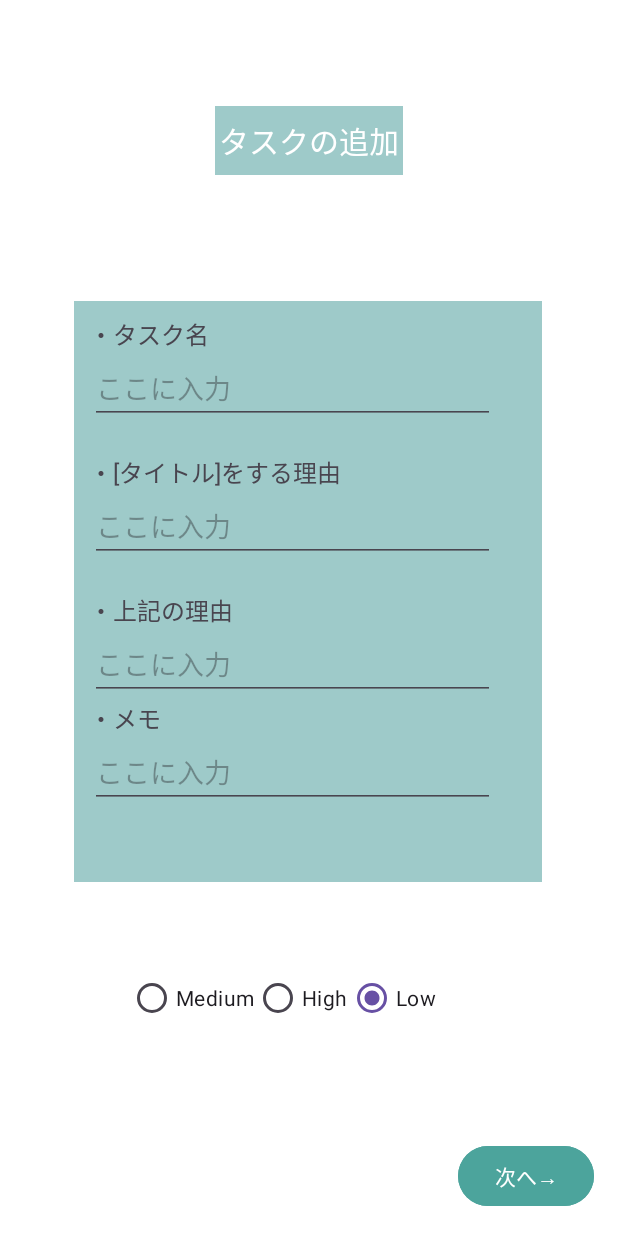
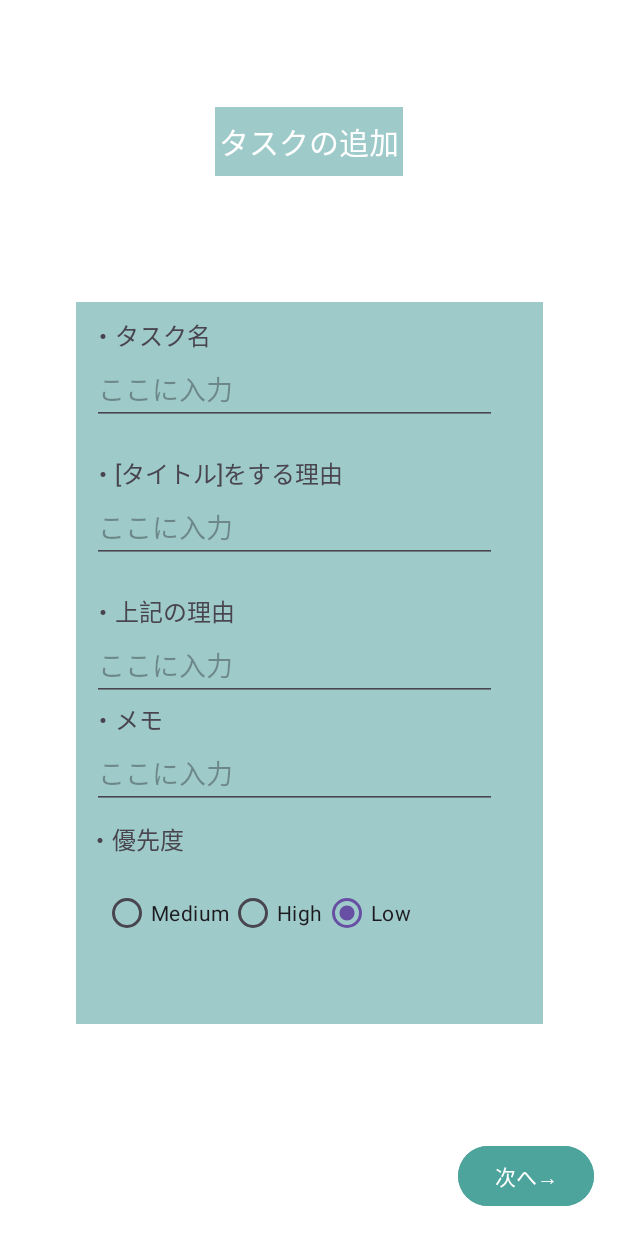
Before and after one commit to SoSatoNITIC/AppBlockTaskList, an Android app: the fragment TaskSettingWan placed in its activity, on a phone screen of 412 x 824 dp. Run offline under Robolectric (Android 15) with nearby library versions, the phone set to English and light mode, and no system bars; our stand-ins replace Room's generated code; 5 statements that could not run were skipped.

Commit message:
リストの複数表示と優先度の更新

```diff
--- a/app/src/main/res/layout/fragment_task_setting_wan_fragment.xml
+++ b/app/src/main/res/layout/fragment_task_setting_wan_fragment.xml
@@ -30,16 +30,15 @@
 
         <TextView
             android:id="@+id/frame"
-            android:layout_width="312dp"
-            android:layout_height="387dp"
+            android:layout_width="311dp"
+            android:layout_height="481dp"
             android:background="@drawable/wakusen"
             android:backgroundTint="@color/title"
             app:layout_constraintBottom_toBottomOf="parent"
             app:layout_constraintEnd_toEndOf="parent"
-            app:layout_constraintHorizontal_bias="0.495"
             app:layout_constraintStart_toStartOf="parent"
             app:layout_constraintTop_toTopOf="parent"
-            app:layout_constraintVertical_bias="0.459" />
+            app:layout_constraintVertical_bias="0.588" />
 
         <TextView
             android:id="@+id/text_view_title"
@@ -161,12 +160,12 @@
             android:layout_width="220dp"
             android:layout_height="65dp"
             android:orientation="horizontal"
-            app:layout_constraintBottom_toBottomOf="parent"
-            app:layout_constraintEnd_toEndOf="parent"
-            app:layout_constraintHorizontal_bias="0.445"
-            app:layout_constraintStart_toStartOf="parent"
-            app:layout_constraintTop_toTopOf="parent"
-            app:layout_constraintVertical_bias="0.845"
+            app:layout_constraintBottom_toBottomOf="@+id/frame"
+            app:layout_constraintEnd_toEndOf="@+id/frame"
+            app:layout_constraintHorizontal_bias="0.197"
+            app:layout_constraintStart_toStartOf="@+id/frame"
+            app:layout_constraintTop_toBottomOf="@+id/text_view_memo1"
+            app:layout_constraintVertical_bias="0.227"
             tools:ignore="MissingConstraints">
 
 
@@ -196,6 +195,17 @@
                 tools:layout_editor_absoluteY="554dp" />
         </RadioGroup>
 
+        <TextView
+            android:id="@+id/text_view_memo1"
+            android:layout_width="88dp"
+            android:layout_height="27dp"
+            android:layout_marginStart="8dp"
+            android:layout_marginTop="8dp"
+            android:text="・優先度"
+            android:textSize="16sp"
+            app:layout_constraintStart_toStartOf="@+id/frame"
+            app:layout_constraintTop_toBottomOf="@+id/memo" />
+
 
     </androidx.constraintlayout.widget.ConstraintLayout>
 
```
Also changed, not shown: app/src/main/java/com/example/appblocktasklist/TaskAdapter.kt (+12 -3 lines), app/src/main/java/com/example/appblocktasklist/TaskSettingWan.kt (+7 -0 lines), app/src/main/res/layout/applistitem2.xml (added, +43 -0 lines).
